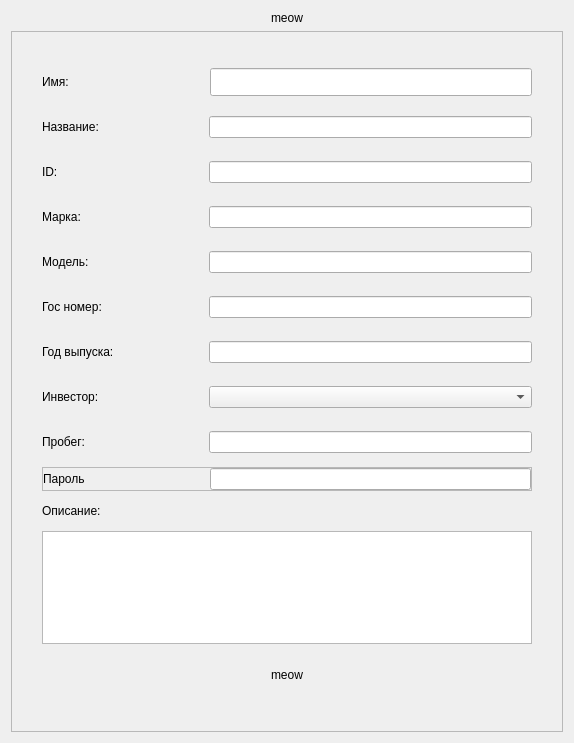
Old version of the form pages/addupdatewindow.ui in the repository emilAIT/ecotaxi-test.
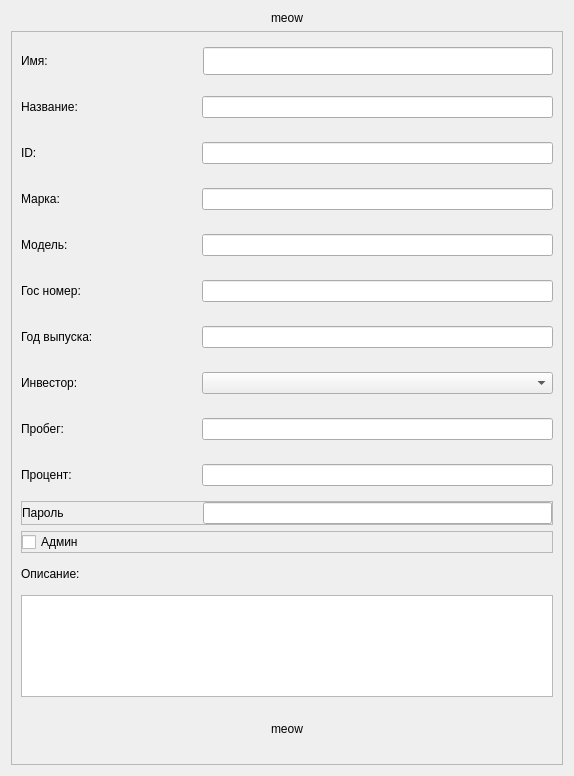
New version of the form.

```diff
--- a/pages/addupdatewindow.ui
+++ b/pages/addupdatewindow.ui
@@ -7,7 +7,7 @@
     <x>0</x>
     <y>0</y>
     <width>574</width>
-    <height>743</height>
+    <height>776</height>
    </rect>
   </property>
   <property name="windowTitle">
@@ -36,21 +36,6 @@
       <enum>QFrame::Raised</enum>
      </property>
      <layout class="QVBoxLayout" name="verticalLayout">
-      <property name="spacing">
-       <number>5</number>
-      </property>
-      <property name="leftMargin">
-       <number>30</number>
-      </property>
-      <property name="topMargin">
-       <number>30</number>
-      </property>
-      <property name="rightMargin">
-       <number>30</number>
-      </property>
-      <property name="bottomMargin">
-       <number>30</number>
-      </property>
       <item>
        <widget class="QFrame" name="NameFrame">
         <property name="minimumSize">
@@ -475,6 +460,52 @@
         </layout>
        </widget>
       </item>
+      <item>
+       <widget class="QFrame" name="PercentFrame">
+        <property name="minimumSize">
+         <size>
+          <width>0</width>
+          <height>40</height>
+         </size>
+        </property>
+        <property name="maximumSize">
+         <size>
+          <width>16777215</width>
+          <height>40</height>
+         </size>
+        </property>
+        <layout class="QHBoxLayout" name="MilleageLayout_2" stretch="1,2">
+         <property name="leftMargin">
+          <number>0</number>
+         </property>
+         <property name="topMargin">
+          <number>0</number>
+         </property>
+         <property name="rightMargin">
+          <number>0</number>
+         </property>
+         <property name="bottomMargin">
+          <number>0</number>
+         </property>
+         <item>
+          <widget class="QLabel" name="PercentLabel">
+           <property name="minimumSize">
+            <size>
+             <width>0</width>
+             <height>28</height>
+            </size>
+           </property>
+           <property name="text">
+            <string>Процент:</string>
+           </property>
+          </widget>
+         </item>
+         <item>
+          <widget class="QLineEdit" name="PercentEdit"/>
+         </item>
+        </layout>
+       </widget>
+      </item>
       <item>
        <widget class="QFrame" name="PasswordFrame">
         <property name="frameShape">
@@ -509,6 +540,37 @@
         </layout>
        </widget>
       </item>
+      <item>
+       <widget class="QFrame" name="isAdminFrame">
+        <property name="frameShape">
+         <enum>QFrame::StyledPanel</enum>
+        </property>
+        <property name="frameShadow">
+         <enum>QFrame::Raised</enum>
+        </property>
+        <layout class="QHBoxLayout" name="horizontalLayout_2">
+         <property name="leftMargin">
+          <number>0</number>
+         </property>
+         <property name="topMargin">
+          <number>0</number>
+         </property>
+         <property name="rightMargin">
+          <number>0</number>
+         </property>
+         <property name="bottomMargin">
+          <number>0</number>
+         </property>
+         <item>
+          <widget class="QCheckBox" name="isAdminCheckBox">
+           <property name="text">
+            <string>Админ</string>
+           </property>
+          </widget>
+         </item>
+        </layout>
+       </widget>
+      </item>
       <item>
        <widget class="QLabel" name="DescLabel">
         <property name="minimumSize">
@@ -544,7 +606,7 @@
         </property>
        </widget>
       </item>
-      <item alignment="Qt::AlignHCenter">
+      <item>
        <widget class="QPushButton" name="pushButton">
         <property name="minimumSize">
          <size>
```
